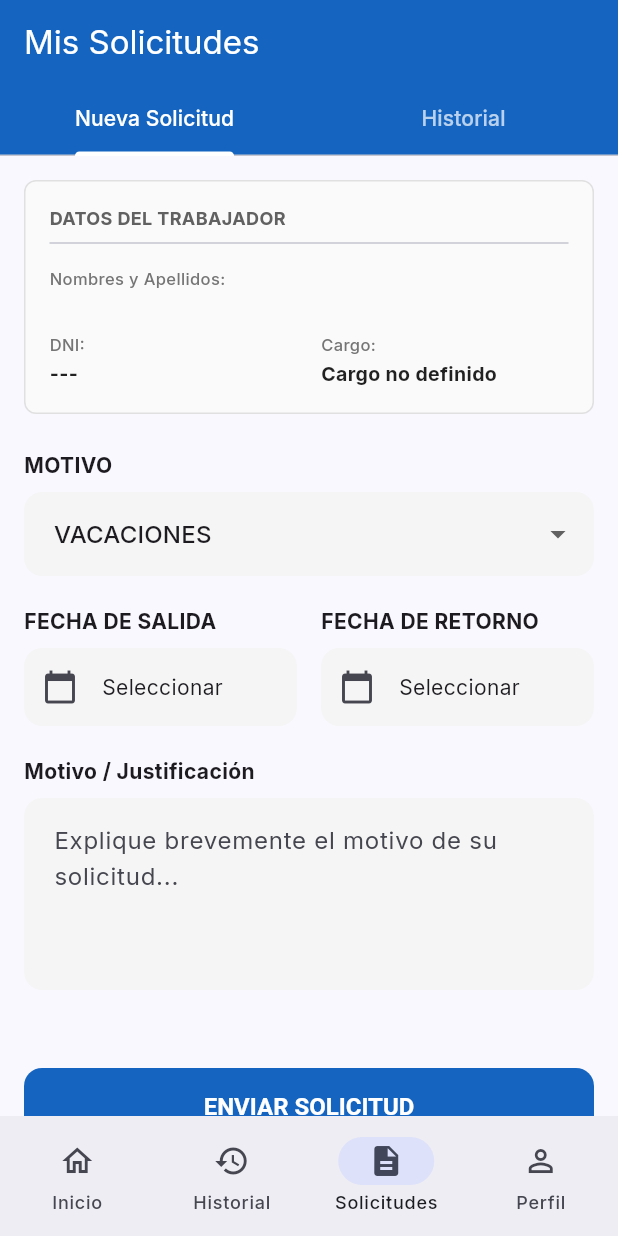
After one commit to edwardqs/app_pauser_asistencias, a Flutter app: the MyRequestsScreen screen opened by its route, on a phone screen of 412 x 824 dp. The commit adds this screen. Run offline on Flutter 3.47's test engine with Material 3 defaults, Android fonts, the phone set to English and light mode, and no system bars; our stand-ins replace analog_clock, file_picker, flutter_animate, flutter_riverpod, geolocator, go_router and 4 more; accounts and stored records are empty.

Commit message:
solicitudes

```diff
--- a/lib/core/presentation/main_layout.dart
+++ b/lib/core/presentation/main_layout.dart
@@ -34,6 +34,11 @@ class MainLayout extends ConsumerWidget {
         icon: Icon(Icons.history_outlined),
         selectedIcon: Icon(Icons.history),
         label: 'Historial',
+      ),
+      const NavigationDestination(
+        icon: Icon(Icons.description_outlined),
+        selectedIcon: Icon(Icons.description),
+        label: 'Solicitudes',
       ),
       const NavigationDestination(
         icon: Icon(Icons.person_outline),
@@ -84,10 +89,12 @@ class MainLayout extends ConsumerWidget {
     if (hasTeamAccess) {
       if (location.startsWith('/manual-attendance')) return 1;
       if (location.startsWith('/history')) return 2;
-      if (location.startsWith('/profile')) return 3;
+      if (location.startsWith('/requests')) return 3;
+      if (location.startsWith('/profile')) return 4;
     } else {
       if (location.startsWith('/history')) return 1;
-      if (location.startsWith('/profile')) return 2;
+      if (location.startsWith('/requests')) return 2;
+      if (location.startsWith('/profile')) return 3;
     }
 
     return 0;
@@ -100,14 +107,15 @@ class MainLayout extends ConsumerWidget {
           context.go('/home');
           break;
         case 1:
-          // Redirige a la pantalla principal de EQUIPO (Lista + Filtros)
-          // La funcionalidad manual ahora es un modal dentro de esa pantalla.
           context.go('/team');
           break;
         case 2:
           context.go('/history');
           break;
         case 3:
+          context.go('/requests');
+          break;
+        case 4:
           context.go('/profile');
           break;
       }
@@ -120,6 +128,9 @@ class MainLayout extends ConsumerWidget {
           context.go('/history');
           break;
         case 2:
+          context.go('/requests');
+          break;
+        case 3:
           context.go('/profile');
           break;
       }
--- /dev/null
+++ b/lib/features/requests/presentation/my_requests_screen.dart
@@ -0,0 +1,573 @@
+import 'dart:io';
+import 'package:app_asistencias_pauser/core/services/storage_service.dart';
+import 'package:app_asistencias_pauser/features/requests/data/requests_repository.dart';
+import 'package:file_picker/file_picker.dart';
+import 'package:flutter/material.dart';
+import 'package:flutter_riverpod/flutter_riverpod.dart';
+import 'package:intl/intl.dart';
+
+class MyRequestsScreen extends ConsumerStatefulWidget {
+  const MyRequestsScreen({super.key});
+
+  @override
+  ConsumerState<MyRequestsScreen> createState() => _MyRequestsScreenState();
+}
+
+class _MyRequestsScreenState extends ConsumerState<MyRequestsScreen>
+    with SingleTickerProviderStateMixin {
+  late TabController _tabController;
+
+  @override
+  void initState() {
+    super.initState();
+    _tabController = TabController(length: 2, vsync: this);
+  }
+
+  @override
+  void dispose() {
+    _tabController.dispose();
+    super.dispose();
+  }
+
+  @override
+  Widget build(BuildContext context) {
+    return Scaffold(
+      appBar: AppBar(
+        title: const Text('Mis Solicitudes'),
+        backgroundColor: Colors.blue.shade800,
+        foregroundColor: Colors.white,
+        bottom: TabBar(
+          controller: _tabController,
+          labelColor: Colors.white,
+          unselectedLabelColor: Colors.white70,
+          indicatorColor: Colors.white,
+          tabs: const [
+            Tab(text: 'Nueva Solicitud'),
+            Tab(text: 'Historial'),
+          ],
+        ),
+      ),
+      body: TabBarView(
+        controller: _tabController,
+        children: const [_NewRequestForm(), _RequestsHistory()],
+      ),
+    );
+  }
+}
+
+class _NewRequestForm extends ConsumerStatefulWidget {
+  const _NewRequestForm();
+
+  @override
+  ConsumerState<_NewRequestForm> createState() => _NewRequestFormState();
+}
+
+class _NewRequestFormState extends ConsumerState<_NewRequestForm> {
+  final _formKey = GlobalKey<FormState>();
+  String _selectedType = 'VACACIONES';
+  DateTime? _startDate;
+  DateTime? _endDate;
+  final _reasonController = TextEditingController();
+  File? _evidenceFile;
+  String? _evidenceFileName;
+  bool _isLoading = false;
+
+  final List<String> _requestTypes = [
+    'VACACIONES',
+    'PERMISO PERSONAL',
+    'SALUD / MÉDICO',
+    'LICENCIA',
+  ];
+
+  Future<void> _pickFile() async {
+    final result = await FilePicker.platform.pickFiles(
+      type: FileType.custom,
+      allowedExtensions: ['jpg', 'pdf', 'png', 'jpeg'],
+    );
+
+    if (result != null) {
+      setState(() {
+        _evidenceFile = File(result.files.single.path!);
+        _evidenceFileName = result.files.single.name;
+      });
+    }
+  }
+
+  Future<void> _submit() async {
+    if (!_formKey.currentState!.validate()) return;
+    if (_startDate == null || _endDate == null) {
+      ScaffoldMessenger.of(context).showSnackBar(
+        const SnackBar(content: Text('Seleccione fechas de inicio y fin')),
+      );
+      return;
+    }
+
+    if (_endDate!.isBefore(_startDate!)) {
+      ScaffoldMessenger.of(context).showSnackBar(
+        const SnackBar(
+          content: Text('La fecha fin no puede ser anterior a la inicio'),
+        ),
+      );
+      return;
+    }
+
+    setState(() => _isLoading = true);
+
+    try {
+      final storage = ref.read(storageServiceProvider);
+      final employeeId = storage.employeeId;
+
+      if (employeeId == null) throw Exception('No se encontró ID de empleado');
+
+      await ref
+          .read(requestsRepositoryProvider)
+          .createRequest(
+            employeeId: employeeId,
+            requestType: _selectedType,
+            startDate: _startDate!,
+            endDate: _endDate!,
+            reason: _reasonController.text,
+            evidenceFile: _evidenceFile,
+          );
+
+      if (mounted) {
+        ScaffoldMessenger.of(context).showSnackBar(
+          const SnackBar(
+            content: Text('Solicitud enviada correctamente'),
+            backgroundColor: Colors.green,
+          ),
+        );
+        // Limpiar formulario
+        setState(() {
+          _startDate = null;
+          _endDate = null;
+          _reasonController.clear();
+          _evidenceFile = null;
+          _evidenceFileName = null;
+        });
+      }
+    } catch (e) {
+      if (mounted) {
+        ScaffoldMessenger.of(context).showSnackBar(
+          SnackBar(content: Text('Error: $e'), backgroundColor: Colors.red),
+        );
+      }
+    } finally {
+      if (mounted) setState(() => _isLoading = false);
+    }
+  }
+
+  @override
+  Widget build(BuildContext context) {
+    // Obtener datos del usuario desde StorageService
+    final storage = ref.watch(storageServiceProvider);
+    final fullName = storage.fullName ?? 'Empleado Desconocido';
+    final dni = storage.dni ?? '---';
+    final position = storage.position ?? 'Cargo no definido';
+
+    return SingleChildScrollView(
+      padding: const EdgeInsets.all(16),
+      child: Form(
+        key: _formKey,
+        child: Column(
+          crossAxisAlignment: CrossAxisAlignment.stretch,
+          children: [
+            // SECCIÓN B: DATOS DEL TRABAJADOR (Read-Only Header)
+            Container(
+              padding: const EdgeInsets.all(16),
+              decoration: BoxDecoration(
+                color: Colors.grey.shade50,
+                border: Border.all(color: Colors.grey.shade300),
+                borderRadius: BorderRadius.circular(8),
+              ),
+              child: Column(
+                crossAxisAlignment: CrossAxisAlignment.start,
+                children: [
+                  Text(
+                    'DATOS DEL TRABAJADOR',
+                    style: TextStyle(
+                      fontWeight: FontWeight.bold,
+                      color: Colors.grey.shade700,
+                      fontSize: 12,
+                    ),
+                  ),
+                  const Divider(),
+                  const SizedBox(height: 8),
+                  _buildInfoRow('Nombres y Apellidos:', fullName),
+                  const SizedBox(height: 8),
+                  Row(
+                    children: [
+                      Expanded(child: _buildInfoRow('DNI:', dni)),
+                      const SizedBox(width: 16),
+                      Expanded(child: _buildInfoRow('Cargo:', position)),
+                    ],
+                  ),
+                ],
+              ),
+            ),
+            const SizedBox(height: 24),
+
+            // SECCIÓN C: MOTIVO (Tipo de Solicitud)
+            const Text('MOTIVO', style: TextStyle(fontWeight: FontWeight.bold)),
+            const SizedBox(height: 8),
+            DropdownButtonFormField<String>(
+              value: _selectedType,
+              decoration: const InputDecoration(border: OutlineInputBorder()),
+              items: _requestTypes
+                  .map(
+                    (type) => DropdownMenuItem(value: type, child: Text(type)),
+                  )
+                  .toList(),
+              onChanged: (val) => setState(() => _selectedType = val!),
+            ),
+            const SizedBox(height: 20),
+
+            // FECHAS (Salida y Retorno)
+            Row(
+              children: [
+                Expanded(
+                  child: Column(
+                    crossAxisAlignment: CrossAxisAlignment.start,
+                    children: [
+                      const Text(
+                        'FECHA DE SALIDA', // Label exacto de la papeleta
+                        style: TextStyle(fontWeight: FontWeight.bold),
+                      ),
+                      const SizedBox(height: 8),
+                      InkWell(
+                        onTap: () async {
+                          final picked = await showDatePicker(
+                            context: context,
+                            initialDate: _startDate ?? DateTime.now(),
+                            firstDate: DateTime.now(),
+                            lastDate: DateTime.now().add(
+                              const Duration(days: 365),
+                            ),
+                          );
+                          if (picked != null)
+                            setState(() => _startDate = picked);
+                        },
+                        child: InputDecorator(
+                          decoration: const InputDecoration(
+                            border: OutlineInputBorder(),
+                            prefixIcon: Icon(Icons.calendar_today),
+                          ),
+                          child: Text(
+                            _startDate != null
+                                ? DateFormat('dd/MM/yyyy').format(_startDate!)
+                                : 'Seleccionar',
+                          ),
+                        ),
+                      ),
+                    ],
+                  ),
+                ),
+                const SizedBox(width: 16),
+                Expanded(
+                  child: Column(
+                    crossAxisAlignment: CrossAxisAlignment.start,
+                    children: [
+                      const Text(
+                        'FECHA DE RETORNO', // Label exacto de la papeleta
+                        style: TextStyle(fontWeight: FontWeight.bold),
+                      ),
+                      const SizedBox(height: 8),
+                      InkWell(
+                        onTap: () async {
+                          final picked = await showDatePicker(
+                            context: context,
+                            initialDate:
+                                _endDate ?? _startDate ?? DateTime.now(),
+                            firstDate: _startDate ?? DateTime.now(),
+                            lastDate: DateTime.now().add(
+                              const Duration(days: 365),
+                            ),
+                          );
+                          if (picked != null) setState(() => _endDate = picked);
+                        },
+                        child: InputDecorator(
+                          decoration: const InputDecoration(
+                            border: OutlineInputBorder(),
+                            prefixIcon: Icon(Icons.calendar_today),
+                          ),
+                          child: Text(
+                            _endDate != null
+                                ? DateFormat('dd/MM/yyyy').format(_endDate!)
+                                : 'Seleccionar',
+                          ),
+                        ),
+                      ),
+                    ],
+                  ),
+                ),
+              ],
+            ),
+            const SizedBox(height: 20),
+
+            // Motivo (Detallado)
+            const Text(
+              'Motivo / Justificación',
+              style: TextStyle(fontWeight: FontWeight.bold),
+            ),
+            const SizedBox(height: 8),
+            TextFormField(
+              controller: _reasonController,
+              maxLines: 4,
+              decoration: const InputDecoration(
+                hintText: 'Explique brevemente el motivo de su solicitud...',
+                border: OutlineInputBorder(),
+              ),
+              validator: (val) => val == null || val.isEmpty
+                  ? 'Este campo es obligatorio'
+                  : null,
+            ),
+            const SizedBox(height: 20),
+
+            // Adjunto (Simulando Papeleta Física o Sustento)
+            // Solo mostrar si NO es vacaciones
+            if (_selectedType != 'VACACIONES') ...[
+              const Text(
+                'Adjuntar Sustento (Obligatorio)',
+                style: TextStyle(fontWeight: FontWeight.bold),
+              ),
+              const SizedBox(height: 8),
+              InkWell(
+                onTap: _pickFile,
+                child: Container(
+                  padding: const EdgeInsets.all(16),
+                  decoration: BoxDecoration(
+                    border: Border.all(
+                      color: Colors.grey.shade400,
+                      style: BorderStyle.solid,
+                    ),
+                    borderRadius: BorderRadius.circular(8),
+                    color: Colors.grey.shade50,
+                  ),
+                  child: Row(
+                    children: [
+                      Icon(
+                        _evidenceFile != null
+                            ? Icons.check_circle
+                            : Icons.upload_file,
+                        color: _evidenceFile != null
+                            ? Colors.green
+                            : Colors.grey,
+                      ),
+                      const SizedBox(width: 12),
+                      Expanded(
+                        child: Text(
+                          _evidenceFileName ??
+                              'Subir foto o PDF (Cita médica, etc.)',
+                          style: TextStyle(
+                            color: _evidenceFileName != null
+                                ? Colors.black
+                                : Colors.grey.shade600,
+                          ),
+                          overflow: TextOverflow.ellipsis,
+                        ),
+                      ),
+                      if (_evidenceFile != null)
+                        IconButton(
+                          icon: const Icon(Icons.close),
+                          onPressed: () => setState(() {
+                            _evidenceFile = null;
+                            _evidenceFileName = null;
+                          }),
+                        ),
+                    ],
+                  ),
+                ),
+              ),
+              const SizedBox(height: 32),
+            ] else ...[
+              const SizedBox(height: 32),
+            ],
+
+            // Botón Enviar
+            ElevatedButton(
+              onPressed: _isLoading ? null : _submit,
+              style: ElevatedButton.styleFrom(
+                backgroundColor: Colors.blue.shade800,
+                foregroundColor: Colors.white,
+                padding: const EdgeInsets.symmetric(vertical: 16),
+                textStyle: const TextStyle(
+                  fontSize: 16,
+                  fontWeight: FontWeight.bold,
+                ),
+              ),
+              child: _isLoading
+                  ? const SizedBox(
+                      height: 20,
+                      width: 20,
+                      child: CircularProgressIndicator(
+                        color: Colors.white,
+                        strokeWidth: 2,
+                      ),
+                    )
+                  : const Text('ENVIAR SOLICITUD'),
+            ),
+          ],
+        ),
+      ),
+    );
+  }
+
+  Widget _buildInfoRow(String label, String value) {
+    return Column(
+      crossAxisAlignment: CrossAxisAlignment.start,
+      children: [
+        Text(
+          label,
+          style: TextStyle(
+            fontSize: 11,
+            color: Colors.grey.shade600,
+            fontWeight: FontWeight.w500,
+          ),
+        ),
+        const SizedBox(height: 2),
+        Text(
+          value,
+          style: const TextStyle(
+            fontSize: 13,
+            fontWeight: FontWeight.bold,
+            color: Colors.black87,
+          ),
+          maxLines: 1,
+          overflow: TextOverflow.ellipsis,
+        ),
+      ],
+    );
+  }
+}
+
+class _RequestsHistory extends ConsumerWidget {
+  const _RequestsHistory();
+
+  @override
+  Widget build(BuildContext context, WidgetRef ref) {
+    final storage = ref.watch(storageServiceProvider);
+    final employeeId = storage.employeeId;
+
+    if (employeeId == null) {
+      return const Center(
+        child: Text('No se encontró información del empleado'),
+      );
+    }
+
+    return FutureBuilder<List<Map<String, dynamic>>>(
+      future: ref.read(requestsRepositoryProvider).getMyRequests(employeeId),
+      builder: (context, snapshot) {
+        if (snapshot.connectionState == ConnectionState.waiting) {
+          return const Center(child: CircularProgressIndicator());
+        }
+
+        if (snapshot.hasError) {
+          return Center(child: Text('Error: ${snapshot.error}'));
+        }
+
+        final requests = snapshot.data ?? [];
+
+        if (requests.isEmpty) {
+          return const Center(
+            child: Column(
+              mainAxisAlignment: MainAxisAlignment.center,
+              children: [
+                Icon(Icons.folder_open, size: 64, color: Colors.grey),
+                SizedBox(height: 16),
+                Text('No tienes solicitudes registradas'),
+              ],
+            ),
+          );
+        }
+
+        return ListView.builder(
+          padding: const EdgeInsets.all(16),
+          itemCount: requests.length,
+          itemBuilder: (context, index) {
+            final req = requests[index];
+            final status = req['status'] ?? 'PENDIENTE';
+            final color = _getStatusColor(status);
+
+            return Card(
+              margin: const EdgeInsets.only(bottom: 12),
+              child: ListTile(
+                leading: CircleAvatar(
+                  backgroundColor: color.withOpacity(0.1),
+                  child: Icon(_getStatusIcon(status), color: color),
+                ),
+                title: Text(
+                  _extractType(
+                    req['notes'],
+                  ), // Extraer tipo del texto si es posible
+                  style: const TextStyle(fontWeight: FontWeight.bold),
+                ),
+                subtitle: Column(
+                  crossAxisAlignment: CrossAxisAlignment.start,
+                  children: [
+                    const SizedBox(height: 4),
+                    Text('${req['start_date']} - ${req['end_date']}'),
+                    Text('${req['total_days']} días'),
+                  ],
+                ),
+                trailing: Container(
+                  padding: const EdgeInsets.symmetric(
+                    horizontal: 8,
+                    vertical: 4,
+                  ),
+                  decoration: BoxDecoration(
+                    color: color.withOpacity(0.1),
+                    borderRadius: BorderRadius.circular(12),
+                    border: Border.all(color: color.withOpacity(0.5)),
+                  ),
+                  child: Text(
+                    status,
+                    style: TextStyle(
+                      color: color,
+                      fontSize: 12,
+                      fontWeight: FontWeight.bold,
+                    ),
+                  ),
+                ),
+              ),
+            );
+          },
+        );
+      },
+    );
+  }
+
+  Color _getStatusColor(String status) {
+    switch (status.toUpperCase()) {
+      case 'APROBADO':
+        return Colors.green;
+      case 'RECHAZADO':
+        return Colors.red;
+      case 'PENDIENTE':
+      default:
+        return Colors.orange;
+    }
+  }
+
+  IconData _getStatusIcon(String status) {
+    switch (status.toUpperCase()) {
+      case 'APROBADO':
+        return Icons.check;
+      case 'RECHAZADO':
+        return Icons.close;
+      case 'PENDIENTE':
+      default:
+        return Icons.access_time;
+    }
+  }
+
+  String _extractType(String? notes) {
+    if (notes == null) return 'SOLICITUD';
+    if (notes.startsWith('[')) {
+      final end = notes.indexOf(']');
+      if (end != -1) {
+        return notes.substring(1, end);
+      }
+    }
+    return 'SOLICITUD';
+  }
+}
```
Also changed, not shown: lib/core/router/app_router.dart (+6 -4 lines), lib/features/requests/data/requests_repository.dart (added, +76 -0 lines), flutter_01.png (added), 2 other files.
